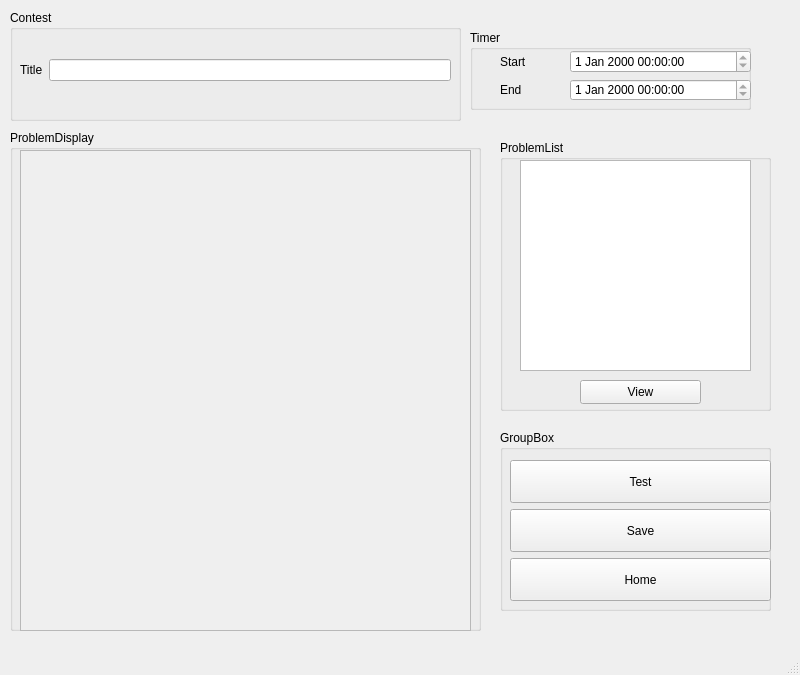
The window that studenteditor.ui (zyzhao-24/Project-Offline-Judge) describes before a commit, drawn with Qt 5.
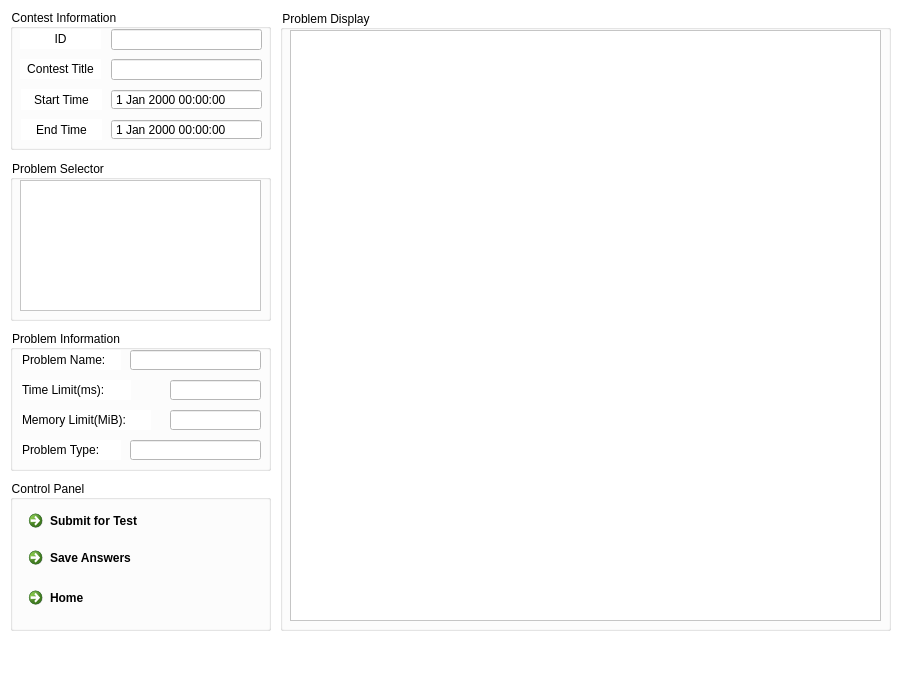
The same window after the commit. Icons and pictures are not drawn.

```diff
--- a/studenteditor.ui
+++ b/studenteditor.ui
@@ -6,73 +6,65 @@
    <rect>
     <x>0</x>
     <y>0</y>
-    <width>800</width>
-    <height>675</height>
+    <width>900</width>
+    <height>680</height>
    </rect>
   </property>
+  <property name="minimumSize">
+   <size>
+    <width>900</width>
+    <height>680</height>
+   </size>
+  </property>
+  <property name="maximumSize">
+   <size>
+    <width>900</width>
+    <height>680</height>
+   </size>
+  </property>
   <property name="windowTitle">
    <string>MainWindow</string>
   </property>
+  <property name="autoFillBackground">
+   <bool>true</bool>
+  </property>
+  <property name="styleSheet">
+   <string notr="true">background-color: rgb(255, 255, 255);</string>
+  </property>
   <widget class="QWidget" name="centralwidget">
-   <widget class="QGroupBox" name="groupBox">
-    <property name="geometry">
-     <rect>
-      <x>10</x>
-      <y>10</y>
-      <width>451</width>
-      <height>111</height>
-     </rect>
-    </property>
-    <property name="title">
-     <string>Contest</string>
-    </property>
-    <widget class="QWidget" name="horizontalLayoutWidget">
-     <property name="geometry">
-      <rect>
-       <x>10</x>
-       <y>20</y>
-       <width>431</width>
-       <height>80</height>
-      </rect>
-     </property>
-     <layout class="QHBoxLayout" name="horizontalLayout_3">
-      <item>
-       <widget class="QLabel" name="label">
-        <property name="text">
-         <string>Title</string>
-        </property>
-       </widget>
-      </item>
-      <item>
-       <widget class="QLineEdit" name="contestname"/>
-      </item>
-     </layout>
-    </widget>
-   </widget>
    <widget class="QGroupBox" name="groupBox_3">
     <property name="geometry">
      <rect>
-      <x>10</x>
-      <y>130</y>
-      <width>471</width>
-      <height>501</height>
+      <x>280</x>
+      <y>10</y>
+      <width>611</width>
+      <height>621</height>
      </rect>
     </property>
     <property name="title">
-     <string>ProblemDisplay</string>
+     <string>Problem Display</string>
     </property>
     <widget class="QScrollArea" name="PDF">
      <property name="geometry">
       <rect>
        <x>10</x>
        <y>20</y>
-       <width>451</width>
-       <height>481</height>
+       <width>591</width>
+       <height>591</height>
       </rect>
      </property>
      <property name="palette">
       <palette>
        <active>
+        <colorrole role="Button">
+         <brush brushstyle="SolidPattern">
+          <color alpha="255">
+           <red>255</red>
+           <green>255</green>
+           <blue>255</blue>
+          </color>
+         </brush>
+        </colorrole>
         <colorrole role="BrightText">
          <brush brushstyle="SolidPattern">
           <color alpha="255">
@@ -91,9 +83,83 @@
           </color>
          </brush>
         </colorrole>
+        <colorrole role="Base">
+         <brush brushstyle="SolidPattern">
+          <color alpha="255">
+           <red>255</red>
+           <green>255</green>
+           <blue>255</blue>
+          </color>
+         </brush>
+        </colorrole>
+        <colorrole role="Window">
+         <brush brushstyle="SolidPattern">
+          <color alpha="255">
+           <red>255</red>
+           <green>255</green>
+           <blue>255</blue>
+          </color>
+         </brush>
+        </colorrole>
        </active>
-       <inactive/>
-       <disabled/>
+       <inactive>
+        <colorrole role="Button">
+         <brush brushstyle="SolidPattern">
+          <color alpha="255">
+           <red>255</red>
+           <green>255</green>
+           <blue>255</blue>
+          </color>
+         </brush>
+        </colorrole>
+        <colorrole role="Base">
+         <brush brushstyle="SolidPattern">
+          <color alpha="255">
+           <red>255</red>
+           <green>255</green>
+           <blue>255</blue>
+          </color>
+         </brush>
+        </colorrole>
+        <colorrole role="Window">
+         <brush brushstyle="SolidPattern">
+          <color alpha="255">
+           <red>255</red>
+           <green>255</green>
+           <blue>255</blue>
+          </color>
+         </brush>
+        </colorrole>
+       </inactive>
+       <disabled>
+        <colorrole role="Button">
+         <brush brushstyle="SolidPattern">
+          <color alpha="255">
+           <red>255</red>
+           <green>255</green>
+           <blue>255</blue>
+          </color>
+         </brush>
+        </colorrole>
+        <colorrole role="Base">
+         <brush brushstyle="SolidPattern">
+          <color alpha="255">
+           <red>255</red>
+           <green>255</green>
+           <blue>255</blue>
+          </color>
+         </brush>
+        </colorrole>
+        <colorrole role="Window">
+         <brush brushstyle="SolidPattern">
+          <color alpha="255">
+           <red>255</red>
+           <green>255</green>
+           <blue>255</blue>
+          </color>
+         </brush>
+        </colorrole>
+       </disabled>
       </palette>
      </property>
      <property name="widgetResizable">
@@ -104,8 +170,8 @@
        <rect>
         <x>0</x>
         <y>0</y>
-        <width>449</width>
-        <height>479</height>
+        <width>589</width>
+        <height>589</height>
        </rect>
       </property>
      </widget>
@@ -114,268 +180,808 @@
    <widget class="QGroupBox" name="groupBox_4">
     <property name="geometry">
      <rect>
-      <x>470</x>
-      <y>30</y>
-      <width>281</width>
-      <height>80</height>
+      <x>10</x>
+      <y>9</y>
+      <width>261</width>
+      <height>141</height>
      </rect>
     </property>
     <property name="title">
-     <string>Timer</string>
+     <string>Contest Information</string>
     </property>
-    <widget class="QWidget" name="verticalLayoutWidget_2">
+    <widget class="QLineEdit" name="ID">
      <property name="geometry">
       <rect>
-       <x>100</x>
+       <x>101</x>
        <y>20</y>
-       <width>181</width>
-       <height>51</height>
+       <width>151</width>
+       <height>21</height>
       </rect>
      </property>
-     <layout class="QVBoxLayout" name="verticalLayout_2">
-      <item>
-       <widget class="QDateTimeEdit" name="StartTime">
-        <property name="readOnly">
-         <bool>true</bool>
-        </property>
-       </widget>
-      </item>
-      <item>
-       <widget class="QDateTimeEdit" name="EndTime">
-        <property name="readOnly">
-         <bool>true</bool>
-        </property>
-       </widget>
-      </item>
-     </layout>
+     <property name="text">
+      <string/>
+     </property>
+     <property name="readOnly">
+      <bool>true</bool>
+     </property>
     </widget>
-    <widget class="QWidget" name="verticalLayoutWidget_3">
+    <widget class="QLabel" name="idlabel">
      <property name="geometry">
       <rect>
-       <x>30</x>
+       <x>10</x>
        <y>20</y>
-       <width>41</width>
-       <height>51</height>
+       <width>81</width>
+       <height>20</height>
       </rect>
      </property>
-     <layout class="QVBoxLayout" name="verticalLayout_3">
-      <item>
-       <widget class="QLabel" name="start">
-        <property name="text">
-         <string>Start</string>
-        </property>
-       </widget>
-      </item>
-      <item>
-       <widget class="QLabel" name="end">
-        <property name="text">
-         <string>End</string>
-        </property>
-       </widget>
-      </item>
-     </layout>
+     <property name="text">
+      <string>ID</string>
+     </property>
+     <property name="alignment">
+      <set>Qt::AlignmentFlag::AlignCenter</set>
+     </property>
+    </widget>
+    <widget class="QLabel" name="end">
+     <property name="geometry">
+      <rect>
+       <x>11</x>
+       <y>110</y>
+       <width>81</width>
+       <height>21</height>
+      </rect>
+     </property>
+     <property name="text">
+      <string>End Time</string>
+     </property>
+     <property name="alignment">
+      <set>Qt::AlignmentFlag::AlignCenter</set>
+     </property>
+    </widget>
+    <widget class="QLabel" name="label">
+     <property name="geometry">
+      <rect>
+       <x>10</x>
+       <y>50</y>
+       <width>81</width>
+       <height>20</height>
+      </rect>
+     </property>
+     <property name="text">
+      <string>Contest Title</string>
+     </property>
+     <property name="alignment">
+      <set>Qt::AlignmentFlag::AlignCenter</set>
+     </property>
+    </widget>
+    <widget class="QLabel" name="start">
+     <property name="geometry">
+      <rect>
+       <x>11</x>
+       <y>80</y>
+       <width>81</width>
+       <height>21</height>
+      </rect>
+     </property>
+     <property name="text">
+      <string>Start Time</string>
+     </property>
+     <property name="alignment">
+      <set>Qt::AlignmentFlag::AlignCenter</set>
+     </property>
+    </widget>
+    <widget class="QDateTimeEdit" name="StartTime">
+     <property name="geometry">
+      <rect>
+       <x>101</x>
+       <y>80</y>
+       <width>151</width>
+       <height>21</height>
+      </rect>
+     </property>
+     <property name="readOnly">
+      <bool>true</bool>
+     </property>
+     <property name="buttonSymbols">
+      <enum>QAbstractSpinBox::ButtonSymbols::NoButtons</enum>
+     </property>
+    </widget>
+    <widget class="QLineEdit" name="contestname">
+     <property name="geometry">
+      <rect>
+       <x>101</x>
+       <y>50</y>
+       <width>151</width>
+       <height>21</height>
+      </rect>
+     </property>
+     <property name="readOnly">
+      <bool>true</bool>
+     </property>
+    </widget>
+    <widget class="QDateTimeEdit" name="EndTime">
+     <property name="geometry">
+      <rect>
+       <x>101</x>
+       <y>110</y>
+       <width>151</width>
+       <height>21</height>
+      </rect>
+     </property>
+     <property name="readOnly">
+      <bool>true</bool>
+     </property>
+     <property name="buttonSymbols">
+      <enum>QAbstractSpinBox::ButtonSymbols::NoButtons</enum>
+     </property>
     </widget>
    </widget>
    <widget class="QGroupBox" name="groupBox_5">
     <property name="geometry">
      <rect>
-      <x>500</x>
-      <y>140</y>
-      <width>271</width>
-      <height>271</height>
+      <x>10</x>
+      <y>160</y>
+      <width>261</width>
+      <height>161</height>
      </rect>
     </property>
     <property name="title">
-     <string>ProblemList</string>
+     <string>Problem Selector</string>
     </property>
     <widget class="QListWidget" name="Problist">
      <property name="geometry">
       <rect>
-       <x>20</x>
+       <x>10</x>
        <y>20</y>
-       <width>231</width>
-       <height>211</height>
+       <width>241</width>
+       <height>131</height>
       </rect>
      </property>
     </widget>
-    <widget class="QPushButton" name="viewbtn">
-     <property name="geometry">
-      <rect>
-       <x>80</x>
-       <y>240</y>
-       <width>121</width>
-       <height>24</height>
-      </rect>
-     </property>
-     <property name="text">
-      <string>View</string>
-     </property>
-    </widget>
    </widget>
    <widget class="QGroupBox" name="groupBox_6">
     <property name="geometry">
      <rect>
-      <x>500</x>
-      <y>430</y>
-      <width>271</width>
-      <height>181</height>
+      <x>10</x>
+      <y>480</y>
+      <width>261</width>
+      <height>151</height>
      </rect>
     </property>
     <property name="title">
-     <string>GroupBox</string>
+     <string>Control Panel</string>
     </property>
-    <widget class="QWidget" name="verticalLayoutWidget_4">
+    <widget class="QCommandLinkButton" name="savebtn">
      <property name="geometry">
       <rect>
+       <x>11</x>
+       <y>60</y>
+       <width>231</width>
+       <height>41</height>
+      </rect>
+     </property>
+     <property name="sizePolicy">
+      <sizepolicy hsizetype="Preferred" vsizetype="Preferred">
+       <horstretch>0</horstretch>
+       <verstretch>0</verstretch>
+      </sizepolicy>
+     </property>
+     <property name="palette">
+      <palette>
+       <active>
+        <colorrole role="Button">
+         <brush brushstyle="SolidPattern">
+          <color alpha="255">
+           <red>255</red>
+           <green>255</green>
+           <blue>255</blue>
+          </color>
+         </brush>
+        </colorrole>
+        <colorrole role="BrightText">
+         <brush brushstyle="SolidPattern">
+          <color alpha="255">
+           <red>7</red>
+           <green>64</green>
+           <blue>229</blue>
+          </color>
+         </brush>
+        </colorrole>
+        <colorrole role="ButtonText">
+         <brush brushstyle="SolidPattern">
+          <color alpha="255">
+           <red>21</red>
+           <green>28</green>
+           <blue>85</blue>
+          </color>
+         </brush>
+        </colorrole>
+        <colorrole role="Base">
+         <brush brushstyle="SolidPattern">
+          <color alpha="255">
+           <red>255</red>
+           <green>255</green>
+           <blue>255</blue>
+          </color>
+         </brush>
+        </colorrole>
+        <colorrole role="Window">
+         <brush brushstyle="SolidPattern">
+          <color alpha="255">
+           <red>255</red>
+           <green>255</green>
+           <blue>255</blue>
+          </color>
+         </brush>
+        </colorrole>
+       </active>
+       <inactive>
+        <colorrole role="Button">
+         <brush brushstyle="SolidPattern">
+          <color alpha="255">
+           <red>255</red>
+           <green>255</green>
+           <blue>255</blue>
+          </color>
+         </brush>
+        </colorrole>
+        <colorrole role="Base">
+         <brush brushstyle="SolidPattern">
+          <color alpha="255">
+           <red>255</red>
+           <green>255</green>
+           <blue>255</blue>
+          </color>
+         </brush>
+        </colorrole>
+        <colorrole role="Window">
+         <brush brushstyle="SolidPattern">
+          <color alpha="255">
+           <red>255</red>
+           <green>255</green>
+           <blue>255</blue>
+          </color>
+         </brush>
+        </colorrole>
+       </inactive>
+       <disabled>
+        <colorrole role="Button">
+         <brush brushstyle="SolidPattern">
+          <color alpha="255">
+           <red>255</red>
+           <green>255</green>
+           <blue>255</blue>
+          </color>
+         </brush>
+        </colorrole>
+        <colorrole role="Base">
+         <brush brushstyle="SolidPattern">
+          <color alpha="255">
+           <red>255</red>
+           <green>255</green>
+           <blue>255</blue>
+          </color>
+         </brush>
+        </colorrole>
+        <colorrole role="Window">
+         <brush brushstyle="SolidPattern">
+          <color alpha="255">
+           <red>255</red>
+           <green>255</green>
+           <blue>255</blue>
+          </color>
+         </brush>
+        </colorrole>
+       </disabled>
+      </palette>
+     </property>
+     <property name="font">
+      <font>
+       <family>Segoe UI</family>
+      </font>
+     </property>
+     <property name="text">
+      <string>Save Answers</string>
+     </property>
+     <property name="icon">
+      <iconset theme="QIcon::ThemeIcon::DocumentSave"/>
+     </property>
+    </widget>
+    <widget class="QCommandLinkButton" name="submitbtn">
+     <property name="geometry">
+      <rect>
+       <x>11</x>
+       <y>23</y>
+       <width>231</width>
+       <height>41</height>
+      </rect>
+     </property>
+     <property name="sizePolicy">
+      <sizepolicy hsizetype="Preferred" vsizetype="Preferred">
+       <horstretch>0</horstretch>
+       <verstretch>0</verstretch>
+      </sizepolicy>
+     </property>
+     <property name="palette">
+      <palette>
+       <active>
+        <colorrole role="Button">
+         <brush brushstyle="SolidPattern">
+          <color alpha="255">
+           <red>255</red>
+           <green>255</green>
+           <blue>255</blue>
+          </color>
+         </brush>
+        </colorrole>
+        <colorrole role="BrightText">
+         <brush brushstyle="SolidPattern">
+          <color alpha="255">
+           <red>7</red>
+           <green>64</green>
+           <blue>229</blue>
+          </color>
+         </brush>
+        </colorrole>
+        <colorrole role="ButtonText">
+         <brush brushstyle="SolidPattern">
+          <color alpha="255">
+           <red>21</red>
+           <green>28</green>
+           <blue>85</blue>
+          </color>
+         </brush>
+        </colorrole>
+        <colorrole role="Base">
+         <brush brushstyle="SolidPattern">
+          <color alpha="255">
+           <red>255</red>
+           <green>255</green>
+           <blue>255</blue>
+          </color>
+         </brush>
+        </colorrole>
+        <colorrole role="Window">
+         <brush brushstyle="SolidPattern">
+          <color alpha="255">
+           <red>255</red>
+           <green>255</green>
+           <blue>255</blue>
+          </color>
+         </brush>
+        </colorrole>
+       </active>
+       <inactive>
+        <colorrole role="Button">
+         <brush brushstyle="SolidPattern">
+          <color alpha="255">
+           <red>255</red>
+           <green>255</green>
+           <blue>255</blue>
+          </color>
+         </brush>
+        </colorrole>
+        <colorrole role="Base">
+         <brush brushstyle="SolidPattern">
+          <color alpha="255">
+           <red>255</red>
+           <green>255</green>
+           <blue>255</blue>
+          </color>
+         </brush>
+        </colorrole>
+        <colorrole role="Window">
+         <brush brushstyle="SolidPattern">
+          <color alpha="255">
+           <red>255</red>
+           <green>255</green>
+           <blue>255</blue>
+          </color>
+         </brush>
+        </colorrole>
+       </inactive>
+       <disabled>
+        <colorrole role="Button">
+         <brush brushstyle="SolidPattern">
+          <color alpha="255">
+           <red>255</red>
+           <green>255</green>
+           <blue>255</blue>
+          </color>
+         </brush>
+        </colorrole>
+        <colorrole role="Base">
+         <brush brushstyle="SolidPattern">
+          <color alpha="255">
+           <red>255</red>
+           <green>255</green>
+           <blue>255</blue>
+          </color>
+         </brush>
+        </colorrole>
+        <colorrole role="Window">
+         <brush brushstyle="SolidPattern">
+          <color alpha="255">
+           <red>255</red>
+           <green>255</green>
+           <blue>255</blue>
+          </color>
+         </brush>
+        </colorrole>
+       </disabled>
+      </palette>
+     </property>
+     <property name="font">
+      <font>
+       <family>Segoe UI</family>
+      </font>
+     </property>
+     <property name="text">
+      <string>Submit for Test</string>
+     </property>
+     <property name="icon">
+      <iconset theme="QIcon::ThemeIcon::DocumentSend"/>
+     </property>
+    </widget>
+    <widget class="QCommandLinkButton" name="returnbtn">
+     <property name="geometry">
+      <rect>
+       <x>11</x>
+       <y>100</y>
+       <width>231</width>
+       <height>41</height>
+      </rect>
+     </property>
+     <property name="sizePolicy">
+      <sizepolicy hsizetype="Preferred" vsizetype="Preferred">
+       <horstretch>0</horstretch>
+       <verstretch>0</verstretch>
+      </sizepolicy>
+     </property>
+     <property name="palette">
+      <palette>
+       <active>
+        <colorrole role="Button">
+         <brush brushstyle="SolidPattern">
+          <color alpha="255">
+           <red>255</red>
+           <green>255</green>
+           <blue>255</blue>
+          </color>
+         </brush>
+        </colorrole>
+        <colorrole role="BrightText">
+         <brush brushstyle="SolidPattern">
+          <color alpha="255">
+           <red>7</red>
+           <green>64</green>
+           <blue>229</blue>
+          </color>
+         </brush>
+        </colorrole>
+        <colorrole role="ButtonText">
+         <brush brushstyle="SolidPattern">
+          <color alpha="255">
+           <red>21</red>
+           <green>28</green>
+           <blue>85</blue>
+          </color>
+         </brush>
+        </colorrole>
+        <colorrole role="Base">
+         <brush brushstyle="SolidPattern">
+          <color alpha="255">
+           <red>255</red>
+           <green>255</green>
+           <blue>255</blue>
+          </color>
+         </brush>
+        </colorrole>
+        <colorrole role="Window">
+         <brush brushstyle="SolidPattern">
+          <color alpha="255">
+           <red>255</red>
+           <green>255</green>
+           <blue>255</blue>
+          </color>
+         </brush>
+        </colorrole>
+       </active>
+       <inactive>
+        <colorrole role="Button">
+         <brush brushstyle="SolidPattern">
+          <color alpha="255">
+           <red>255</red>
+           <green>255</green>
+           <blue>255</blue>
+          </color>
+         </brush>
+        </colorrole>
+        <colorrole role="Base">
+         <brush brushstyle="SolidPattern">
+          <color alpha="255">
+           <red>255</red>
+           <green>255</green>
+           <blue>255</blue>
+          </color>
+         </brush>
+        </colorrole>
+        <colorrole role="Window">
+         <brush brushstyle="SolidPattern">
+          <color alpha="255">
+           <red>255</red>
+           <green>255</green>
+           <blue>255</blue>
+          </color>
+         </brush>
+        </colorrole>
+       </inactive>
+       <disabled>
+        <colorrole role="Button">
+         <brush brushstyle="SolidPattern">
+          <color alpha="255">
+           <red>255</red>
+           <green>255</green>
+           <blue>255</blue>
+          </color>
+         </brush>
+        </colorrole>
+        <colorrole role="Base">
+         <brush brushstyle="SolidPattern">
+          <color alpha="255">
+           <red>255</red>
+           <green>255</green>
+           <blue>255</blue>
+          </color>
+         </brush>
+        </colorrole>
+        <colorrole role="Window">
+         <brush brushstyle="SolidPattern">
+          <color alpha="255">
+           <red>255</red>
+           <green>255</green>
+           <blue>255</blue>
+          </color>
+         </brush>
+        </colorrole>
+       </disabled>
+      </palette>
+     </property>
+     <property name="font">
+      <font>
+       <family>Segoe UI</family>
+      </font>
+     </property>
+     <property name="text">
+      <string>Home</string>
+     </property>
+     <property name="icon">
+      <iconset theme="QIcon::ThemeIcon::GoHome"/>
+     </property>
+    </widget>
+   </widget>
+   <widget class="QGroupBox" name="basicinfobox">
+    <property name="geometry">
+     <rect>
+      <x>10</x>
+      <y>330</y>
+      <width>261</width>
+      <height>141</height>
+     </rect>
+    </property>
+    <property name="title">
+     <string>Problem Information</string>
+    </property>
+    <widget class="QLineEdit" name="probname">
+     <property name="enabled">
+      <bool>false</bool>
+     </property>
+     <property name="geometry">
+      <rect>
        <x>10</x>
-       <y>30</y>
-       <width>261</width>
-       <height>141</height>
+       <y>20</y>
+       <width>101</width>
+       <height>20</height>
       </rect>
      </property>
-     <layout class="QVBoxLayout" name="verticalLayout_4">
-      <item>
-       <widget class="QPushButton" name="submitbtn">
-        <property name="sizePolicy">
-         <sizepolicy hsizetype="Preferred" vsizetype="Preferred">
-          <horstretch>0</horstretch>
-          <verstretch>0</verstretch>
-         </sizepolicy>
-        </property>
-        <property name="palette">
-         <palette>
-          <active>
-           <colorrole role="BrightText">
-            <brush brushstyle="SolidPattern">
-             <color alpha="255">
-              <red>7</red>
-              <green>64</green>
-              <blue>229</blue>
-             </color>
-            </brush>
-           </colorrole>
-           <colorrole role="ButtonText">
-            <brush brushstyle="SolidPattern">
-             <color alpha="255">
-              <red>21</red>
-              <green>28</green>
-              <blue>85</blue>
-             </color>
-            </brush>
-           </colorrole>
-          </active>
-          <inactive/>
-          <disabled/>
-         </palette>
-        </property>
-        <property name="font">
-         <font>
-          <family>Segoe UI</family>
-         </font>
-        </property>
-        <property name="text">
-         <string>Test</string>
-        </property>
-        <property name="icon">
-         <iconset theme="QIcon::ThemeIcon::DocumentSend"/>
-        </property>
-       </widget>
-      </item>
-      <item>
-       <widget class="QPushButton" name="savebtn">
-        <property name="sizePolicy">
-         <sizepolicy hsizetype="Preferred" vsizetype="Preferred">
-          <horstretch>0</horstretch>
-          <verstretch>0</verstretch>
-         </sizepolicy>
-        </property>
-        <property name="palette">
-         <palette>
-          <active>
-           <colorrole role="BrightText">
-            <brush brushstyle="SolidPattern">
-             <color alpha="255">
-              <red>7</red>
-              <green>64</green>
-              <blue>229</blue>
-             </color>
-            </brush>
-           </colorrole>
-           <colorrole role="ButtonText">
-            <brush brushstyle="SolidPattern">
-             <color alpha="255">
-              <red>21</red>
-              <green>28</green>
-              <blue>85</blue>
-             </color>
-            </brush>
-           </colorrole>
-          </active>
-          <inactive/>
-          <disabled/>
-         </palette>
-        </property>
-        <property name="font">
-         <font>
-          <family>Segoe UI</family>
-         </font>
-        </property>
-        <property name="text">
-         <string>Save</string>
-        </property>
-        <property name="icon">
-         <iconset theme="QIcon::ThemeIcon::DocumentSave"/>
-        </property>
-       </widget>
-      </item>
-      <item>
-       <widget class="QPushButton" name="returnbtn">
-        <property name="sizePolicy">
-         <sizepolicy hsizetype="Preferred" vsizetype="Preferred">
-          <horstretch>0</horstretch>
-          <verstretch>0</verstretch>
-         </sizepolicy>
-        </property>
-        <property name="palette">
-         <palette>
-          <active>
-           <colorrole role="BrightText">
-            <brush brushstyle="SolidPattern">
-             <color alpha="255">
-              <red>7</red>
-              <green>64</green>
-              <blue>229</blue>
-             </color>
-            </brush>
-           </colorrole>
-           <colorrole role="ButtonText">
-            <brush brushstyle="SolidPattern">
-             <color alpha="255">
-              <red>21</red>
-              <green>28</green>
-              <blue>85</blue>
-             </color>
-            </brush>
-           </colorrole>
-          </active>
-          <inactive/>
-          <disabled/>
-         </palette>
-        </property>
-        <property name="font">
-         <font>
-          <family>Segoe UI</family>
-         </font>
-        </property>
-        <property name="text">
-         <string>Home</string>
-        </property>
-        <property name="icon">
-         <iconset theme="QIcon::ThemeIcon::GoHome"/>
-        </property>
-       </widget>
-      </item>
-     </layout>
+     <property name="autoFillBackground">
+      <bool>false</bool>
+     </property>
+     <property name="styleSheet">
+      <string notr="true">color: rgb(0, 0, 0);</string>
+     </property>
+     <property name="text">
+      <string>Problem Name:</string>
+     </property>
+     <property name="frame">
+      <bool>false</bool>
+     </property>
+     <property name="readOnly">
+      <bool>true</bool>
+     </property>
+    </widget>
+    <widget class="QLineEdit" name="probnametext">
+     <property name="enabled">
+      <bool>true</bool>
+     </property>
+     <property name="geometry">
+      <rect>
+       <x>120</x>
+       <y>20</y>
+       <width>131</width>
+       <height>20</height>
+      </rect>
+     </property>
+     <property name="autoFillBackground">
+      <bool>false</bool>
+     </property>
+     <property name="styleSheet">
+      <string notr="true"/>
+     </property>
+     <property name="text">
+      <string/>
+     </property>
+     <property name="readOnly">
+      <bool>true</bool>
+     </property>
+    </widget>
+    <widget class="QLineEdit" name="timelim">
+     <property name="enabled">
+      <bool>false</bool>
+     </property>
+     <property name="geometry">
+      <rect>
+       <x>10</x>
+       <y>50</y>
+       <width>111</width>
+       <height>20</height>
+      </rect>
+     </property>
+     <property name="autoFillBackground">
+      <bool>false</bool>
+     </property>
+     <property name="styleSheet">
+      <string notr="true">color: rgb(0, 0, 0);</string>
+     </property>
+     <property name="text">
+      <string>Time Limit(ms):</string>
+     </property>
+     <property name="frame">
+      <bool>false</bool>
+     </property>
+     <property name="readOnly">
+      <bool>true</bool>
+     </property>
+    </widget>
+    <widget class="QLineEdit" name="memlim">
+     <property name="enabled">
+      <bool>false</bool>
+     </property>
+     <property name="geometry">
+      <rect>
+       <x>10</x>
+       <y>80</y>
+       <width>131</width>
+       <height>20</height>
+      </rect>
+     </property>
+     <property name="autoFillBackground">
+      <bool>false</bool>
+     </property>
+     <property name="styleSheet">
+      <string notr="true">color: rgb(0, 0, 0);</string>
+     </property>
+     <property name="text">
+      <string>Memory Limit(MiB):</string>
+     </property>
+     <property name="frame">
+      <bool>false</bool>
+     </property>
+     <property name="readOnly">
+      <bool>true</bool>
+     </property>
+    </widget>
+    <widget class="QLineEdit" name="probtype">
+     <property name="enabled">
+      <bool>false</bool>
+     </property>
+     <property name="geometry">
+      <rect>
+       <x>10</x>
+       <y>110</y>
+       <width>101</width>
+       <height>20</height>
+      </rect>
+     </property>
+     <property name="autoFillBackground">
+      <bool>false</bool>
+     </property>
+     <property name="styleSheet">
+      <string notr="true">color: rgb(0, 0, 0);</string>
+     </property>
+     <property name="text">
+      <string>Problem Type:</string>
+     </property>
+     <property name="frame">
+      <bool>false</bool>
+     </property>
+     <property name="readOnly">
+      <bool>true</bool>
+     </property>
+    </widget>
+    <widget class="QLineEdit" name="probtypetext">
+     <property name="enabled">
+      <bool>true</bool>
+     </property>
+     <property name="geometry">
+      <rect>
+       <x>120</x>
+       <y>110</y>
+       <width>131</width>
+       <height>20</height>
+      </rect>
+     </property>
+     <property name="autoFillBackground">
+      <bool>false</bool>
+     </property>
+     <property name="styleSheet">
+      <string notr="true"/>
+     </property>
+     <property name="text">
+      <string/>
+     </property>
+     <property name="readOnly">
+      <bool>true</bool>
+     </property>
+    </widget>
+    <widget class="QLineEdit" name="timelimtext">
+     <property name="enabled">
+      <bool>true</bool>
+     </property>
+     <property name="geometry">
+      <rect>
+       <x>160</x>
+       <y>50</y>
+       <width>91</width>
+       <height>20</height>
+      </rect>
+     </property>
+     <property name="autoFillBackground">
+      <bool>false</bool>
+     </property>
+     <property name="styleSheet">
+      <string notr="true"/>
+     </property>
+     <property name="text">
+      <string/>
+     </property>
+     <property name="readOnly">
+      <bool>true</bool>
+     </property>
+    </widget>
+    <widget class="QLineEdit" name="memlimtext">
+     <property name="enabled">
+      <bool>true</bool>
+     </property>
+     <property name="geometry">
+      <rect>
+       <x>160</x>
+       <y>80</y>
+       <width>91</width>
+       <height>20</height>
+      </rect>
+     </property>
+     <property name="autoFillBackground">
+      <bool>false</bool>
+     </property>
+     <property name="styleSheet">
+      <string notr="true"/>
+     </property>
+     <property name="text">
+      <string/>
+     </property>
+     <property name="readOnly">
+      <bool>true</bool>
+     </property>
     </widget>
    </widget>
   </widget>
```
Left out of the diff: 2 changed lines with no effect on the pictures.
